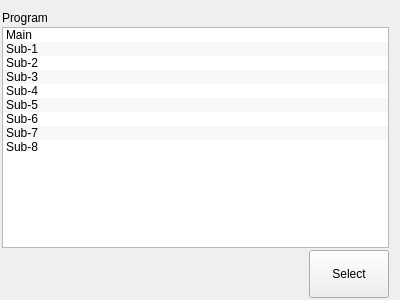
First picture: the form in hcinstruction/icprogramselector.ui, repository GaussCheng/2-5AxisPunch, before the edit.
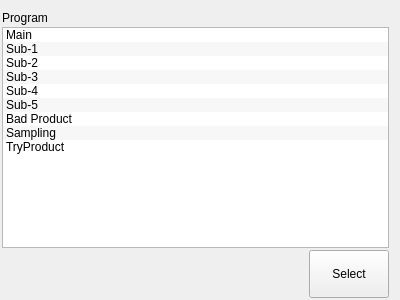
Second picture: the form after the edit.

The edit to the form file:
```diff
--- a/hcinstruction/icprogramselector.ui
+++ b/hcinstruction/icprogramselector.ui
@@ -70,17 +70,17 @@
      </item>
      <item>
       <property name="text">
-       <string>Sub-6</string>
+       <string>Bad Product</string>
       </property>
      </item>
      <item>
       <property name="text">
-       <string>Sub-7</string>
+       <string>Sampling</string>
       </property>
      </item>
      <item>
       <property name="text">
-       <string>Sub-8</string>
+       <string>TryProduct</string>
       </property>
      </item>
     </widget>
```
